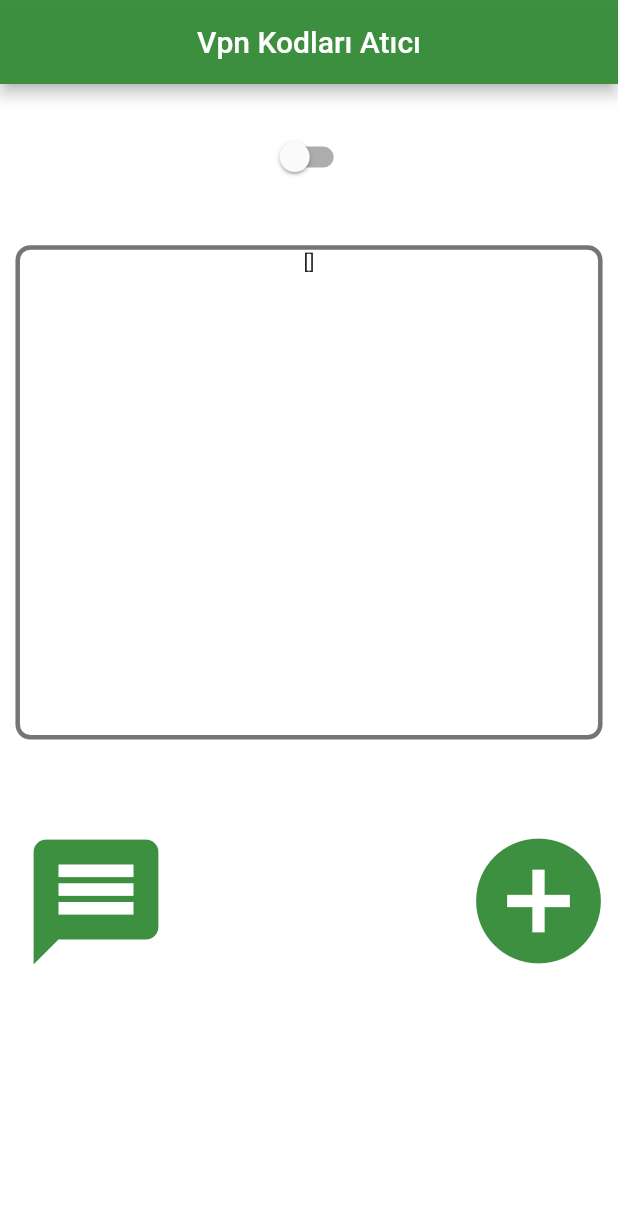
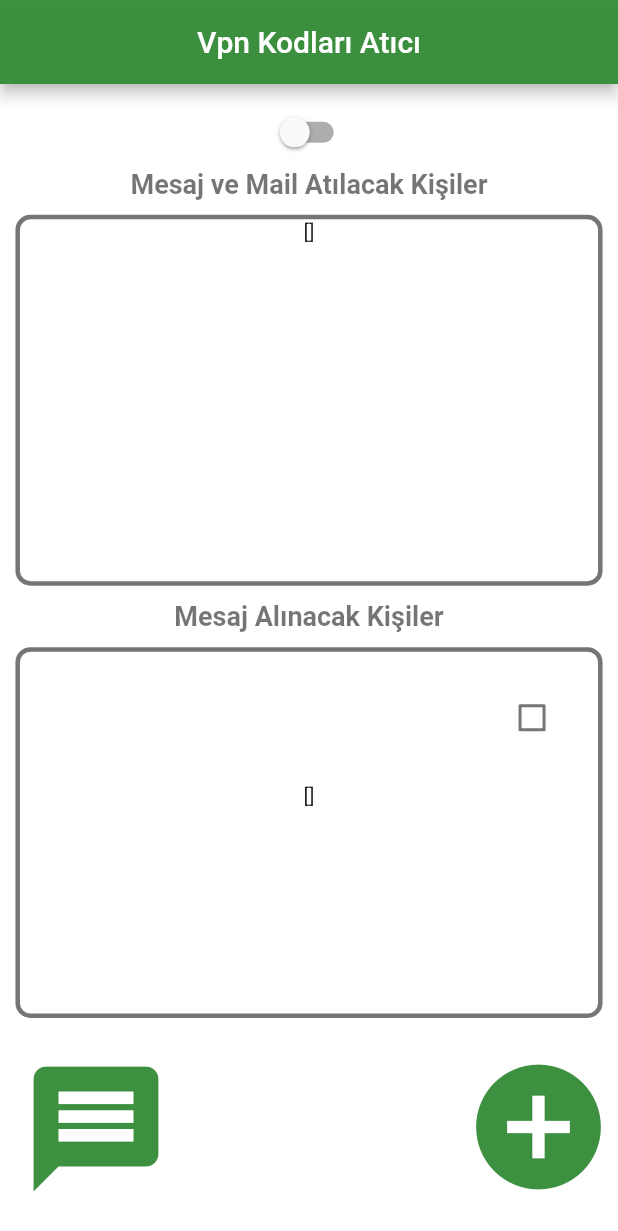
Before and after one commit to esrasubasi/tele_connect, a Flutter app: the screen it shows after launch, after a tap on the "message" icon, after a tap on "Kaydet", on a phone screen of 412 x 824 dp. Shown: the top 1231 px of the screen. Run offline on Flutter 3.47's test engine with Material 2 defaults, Android fonts, the phone set to English and light mode, and no system bars; drawn by our look-alikes of flutter_slidable; our stand-ins replace cloud_firestore, dio, firebase_core, permission_handler; missing offline and left inert: flutter_sms, readsms, sms_receiver; accounts and stored records are empty.

Commit message:
firebase_sender_list_update

```diff
--- a/lib/core/components/custom_textfield.dart
+++ b/lib/core/components/custom_textfield.dart
@@ -9,7 +9,7 @@ Widget CustomTextField({
   return TextField(
     controller: controller,
     maxLength: maxLenght,
-    keyboardType: TextInputType.phone,
+    keyboardType: keyboardType,
     decoration: InputDecoration(
       hintText: hintText,
       border: OutlineInputBorder(),
--- a/lib/core/constant/app_constant.dart
+++ b/lib/core/constant/app_constant.dart
@@ -7,4 +7,5 @@ class AppConstant {
   static const String SAVE_TEXT = "Kaydet";
   static const String PERSON_TEXT = "Kişi Ekle";
   static const String GENERAL_TITLE_TEXT = "Vpn Kodları Atıcı";
+  static const String SEND_SMS_NAME_HINT_TEXT = "Mesaj Alınacak Yerin İsmi";
 }
--- /dev/null
+++ b/lib/core/model/sender_model.dart
@@ -0,0 +1,11 @@
+class Senders {
+  final String SenderName;
+  final String SenderNumber;
+  final bool SenderSelect;
+
+  Senders({
+    required this.SenderName,
+    required this.SenderNumber,
+    this.SenderSelect = false,
+  });
+}
--- a/lib/view/general/general_view.dart
+++ b/lib/view/general/general_view.dart
@@ -7,6 +7,7 @@ import 'package:provider/provider.dart';
 import 'package:tele_connect/core/constant/app_constant.dart';
 import 'package:tele_connect/core/constant/color_constant.dart';
 import 'package:tele_connect/core/helper/route_helper.dart';
+import 'package:tele_connect/core/model/sender_model.dart';
 import 'package:tele_connect/core/provider/switch_provider.dart';
 import 'package:tele_connect/main.dart';
 import 'package:tele_connect/view/add_person/add_person_view.dart';
@@ -40,7 +41,6 @@ class _HomeState extends BaseState<Home> {
   final SMSReadViewModel readModel = SMSReadViewModel();
 
   void initState() {
-    readModel.SavedSend = savedSender;
     super.initState();
     readModel.getPermission().then((value) {
       if (value) {
@@ -53,7 +53,7 @@ class _HomeState extends BaseState<Home> {
             readModel.time = event.timeReceived.toString();
             readModel.onSmsReceived(readModel.sms);
             readModel.sendSMSMethod();
-            readModel.incrementCounter();
+            readModel.mailSender();
           });
         });
       }
@@ -80,7 +80,7 @@ class _HomeState extends BaseState<Home> {
           child: Column(
             children: [
               SizedBox(
-                height: dynamicHeight(0.03),
+                height: dynamicHeight(0.01),
               ),
               Switch(
                 value: isOn,
@@ -89,8 +89,9 @@ class _HomeState extends BaseState<Home> {
                 },
                 activeColor: ColorConstant.MAIN_COLOR_GREEN700,
               ),
-              SizedBox(
-                height: dynamicHeight(0.03),
+              Text(
+                "Mesaj ve Mail Atılacak Kişiler",
+                style: TextStyle(color: ColorConstant.MAIN_BLACK54, fontWeight: FontWeight.bold, fontSize: 18),
               ),
               StreamBuilder<QuerySnapshot>(
                 stream: viewModel.personsStream,
@@ -114,7 +115,7 @@ class _HomeState extends BaseState<Home> {
                   }).toList();
 
                   return Container(
-                    height: dynamicHeight(0.4),
+                    height: dynamicHeight(0.3),
                     width: dynamicWidth(0.95),
                     margin: const EdgeInsets.all(10.0),
                     decoration: BoxDecoration(
@@ -124,15 +125,51 @@ class _HomeState extends BaseState<Home> {
                     child: SingleChildScrollView(
                       scrollDirection: Axis.vertical,
                       child: Column(
-                        children: [for (final person in persons) PadCheckB(person), Text(recipients.toString())],
+                        children: [for (final person in persons) PadCheckBP(person), Text(recipients.toString())],
                       ),
                     ),
                   );
                 },
               ),
-              SizedBox(
-                height: dynamicHeight(0.042),
+              Text(
+                "Mesaj Alınacak Kişiler",
+                style: TextStyle(color: ColorConstant.MAIN_BLACK54, fontWeight: FontWeight.bold, fontSize: 18),
               ),
+              StreamBuilder<QuerySnapshot>(
+                  stream: viewModel.sendersStream,
+                  builder: (context, snapshot) {
+                    if (snapshot.hasError) {
+                      return Center(child: Text('Error: ${snapshot.error}'));
+                    }
+
+                    if (!snapshot.hasData) {
+                      return Center(child: CircularProgressIndicator());
+                    }
+
+                    final senders = snapshot.data!.docs.map((doc) {
+                      final data = doc.data() as Map<String, dynamic>;
+                      return Senders(
+                        SenderName: data['SenderName'],
+                        SenderNumber: data['SenderNumber'],
+                        SenderSelect: data['SenderSelect'] ?? false,
+                      );
+                    }).toList();
+                    return Container(
+                      height: dynamicHeight(0.3),
+                      width: dynamicWidth(0.95),
+                      margin: const EdgeInsets.all(10.0),
+                      decoration: BoxDecoration(
+                        borderRadius: BorderRadius.circular(10.0),
+                        border: Border.all(color: ColorConstant.MAIN_BLACK54, width: 3),
+                      ),
+                      child: SingleChildScrollView(
+                        scrollDirection: Axis.vertical,
+                        child: Column(
+                          children: [for (final sender in senders) PadCheckBS(sender), Text(sendernumbers.toString())],
+                        ),
+                      ),
+                    );
+                  }),
               SafeArea(
                 child: Row(
                   children: [
@@ -169,7 +206,7 @@ class _HomeState extends BaseState<Home> {
     );
   }
 
-  Padding PadCheckB(Person person) {
+  Padding PadCheckBP(Person person) {
     ifmethod(person);
     return Padding(
       padding: const EdgeInsets.all(8.0),
@@ -192,4 +229,28 @@ class _HomeState extends BaseState<Home> {
       ),
     );
   }
+
+  Padding PadCheckBS(Senders sender) {
+    ifmethodS(sender);
+    return Padding(
+      padding: const EdgeInsets.all(8.0),
+      child: Slidable(
+        endActionPane: ActionPane(
+          motion: const StretchMotion(),
+          children: [SlidableAction(backgroundColor: ColorConstant.MAIN_COLOR_RED, icon: Icons.delete, label: "Delete", onPressed: (context) => viewModel.deleteSender(sender.SenderName))],
+        ),
+        child: CheckboxListTile(
+          title: Text(sender.SenderName),
+          subtitle: Text(sender.SenderNumber),
+          value: sender.SenderSelect,
+          onChanged: (bool? newValue) {
+            viewModel.updateSenderSelect(sender.SenderName, newValue);
+          },
+          activeColor: ColorConstant.MAIN_COLOR_GREEN700,
+          checkColor: ColorConstant.MAIN_COLOR,
+          tileColor: ColorConstant.MAIN_COLOR,
+        ),
+      ),
+    );
+  }
 }
--- a/lib/view/general/general_view_model.dart
+++ b/lib/view/general/general_view_model.dart
@@ -4,12 +4,14 @@ import 'package:permission_handler/permission_handler.dart';
 import 'package:readsms/readsms.dart';
 import 'package:sms_receiver/sms_receiver.dart';
 import 'package:tele_connect/core/model/person_model.dart';
+import 'package:tele_connect/core/model/sender_model.dart';
 
 import '../../core/api/api.dart';
 import '../../core/model/dto_mail_request.dart';
 
 final List<String> recipients = [];
 List<String> mails = [];
+List<String> sendernumbers = [];
 
 class SMSReadViewModel {
   final plugin = Readsms();
@@ -18,11 +20,16 @@ class SMSReadViewModel {
   String time = '';
   String? textContent = 'Mesajlar bekleniyor...';
   SmsReceiver? smsReceiver;
-  String SavedSend = "";
 
 //func adı değişmeli
-  void incrementCounter() {
-    if (sender == SavedSend) {
+  void mailSender() {
+    bool check = false;
+    for (int i = 0; i < sendernumbers.length; i++) {
+      if (sendernumbers[i] == sender) {
+        check = true;
+      }
+    }
+    if (check == true) {
       //subject değişecek , cc'de de mails kullanılacak
       Api().sendEmail(DTOMailRequest(to: mails, cc: [], bcc: [], body: "<html><body><h1>$sms</h1></body></html>", subject: "test", contentType: "text/html"));
     }
@@ -63,7 +70,13 @@ class SMSReadViewModel {
   }
 
   void sendSMSMethod() async {
-    if (sender == SavedSend) {
+    bool check = false;
+    for (int i = 0; i < sendernumbers.length; i++) {
+      if (sendernumbers[i] == sender) {
+        check = true;
+      }
+    }
+    if (check == true) {
       await sendSMS(message: sms, recipients: recipients, sendDirect: true);
     }
   }
@@ -71,6 +84,7 @@ class SMSReadViewModel {
 
 class GeneralViewModel {
   Stream<QuerySnapshot> get personsStream => FirebaseFirestore.instance.collection('Person').snapshots();
+  Stream<QuerySnapshot> get sendersStream => FirebaseFirestore.instance.collection('Numbers').snapshots();
 
   Future<void> updatePersonSelect(String personName, bool? newValue) async {
     await FirebaseFirestore.instance.collection('Person').doc(personName).update({'PersonSelect': newValue});
@@ -78,6 +92,14 @@ class GeneralViewModel {
 
   Future<void> deletePerson(String personName) async {
     await FirebaseFirestore.instance.collection("Person").doc(personName).delete();
+  }
+
+  Future<void> updateSenderSelect(String SenderName, bool? newValue) async {
+    await FirebaseFirestore.instance.collection('Numbers').doc(SenderName).update({'SenderSelect': newValue});
+  }
+
+  Future<void> deleteSender(String SenderName) async {
+    await FirebaseFirestore.instance.collection("Numbers").doc(SenderName).delete();
   }
 }
 
@@ -98,3 +120,19 @@ void ifmethod(Person person) {
     mails.remove(person.personEmail);
   }
 }
+
+void ifmethodS(Senders sender) {
+  int counter = 0;
+  if (sender.SenderSelect == true) {
+    for (int i = 0; i < sendernumbers.length; i++) {
+      if (sendernumbers[i] == sender.SenderNumber) {
+        counter++;
+      }
+    }
+    if (counter == 0) {
+      sendernumbers.add(sender.SenderNumber);
+    }
+  } else {
+    sendernumbers.remove(sender.SenderNumber);
+  }
+}
--- a/lib/view/selectSend/select_send_view.dart
+++ b/lib/view/selectSend/select_send_view.dart
@@ -27,7 +27,7 @@ class SendApp extends StatefulWidget {
 }
 
 class _SendAppState extends BaseState<SendApp> {
-  selectSend modelsend = selectSend();
+  AddSenderViewModel modelsend = AddSenderViewModel();
 
   @override
   Widget build(BuildContext context) {
@@ -39,14 +39,19 @@ class _SendAppState extends BaseState<SendApp> {
         backgroundColor: ColorConstant.MAIN_COLOR_GREEN700,
       ),
       body: SafeArea(
+        child: SingleChildScrollView(
           child: Column(children: [
             SizedBox(
               height: dynamicHeight(0.14),
             ),
-          CustomTextField(controller: modelsend.Sender, hintText: AppConstant.SEND_SMS_HINT_TEXT, keyboardType: TextInputType.none, maxLenght: 50),
+            CustomTextField(controller: modelsend.SenderPhone, hintText: AppConstant.SEND_SMS_HINT_TEXT, keyboardType: TextInputType.phone, maxLenght: 50),
+            SizedBox(
+              height: dynamicHeight(0.04),
+            ),
+            CustomTextField(controller: modelsend.SenderName, hintText: AppConstant.SEND_SMS_NAME_HINT_TEXT, keyboardType: TextInputType.name, maxLenght: 50),
             TextButton(
               onPressed: () {
-              modelsend.selectsendonpress(context);
+                modelsend.addnew(context);
               },
               child: Container(
                 margin: EdgeInsets.symmetric(horizontal: dynamicWidth(0.27)),
@@ -68,11 +73,8 @@ class _SendAppState extends BaseState<SendApp> {
             SizedBox(
               height: dynamicHeight(0.14),
             ),
-          Text(
-            "Kayıtlı Numara: $savedSender",
-            style: TextStyle(fontSize: 18, color: ColorConstant.MAIN_BLACK54, fontWeight: FontWeight.bold),
+          ]),
         ),
-        ]),
       ),
     );
   }
--- a/lib/view/selectSend/select_send_view_model.dart
+++ b/lib/view/selectSend/select_send_view_model.dart
@@ -3,14 +3,28 @@ import 'package:flutter/material.dart';
 import '../../core/helper/route_helper.dart';
 import '../../main.dart';
 import '../general/general_view.dart';
+import 'package:cloud_firestore/cloud_firestore.dart';
 
-String savedSender = "";
+class AddSenderViewModel {
+  final TextEditingController SenderName = TextEditingController();
 
-class selectSend {
-  final TextEditingController Sender = TextEditingController();
+  final TextEditingController SenderPhone = TextEditingController();
 
-  selectsendonpress(BuildContext con) {
-    savedSender = Sender.text;
+  void addnew(BuildContext con) async {
+    String addSenderName = SenderName.text;
+    String addSenderNumber = SenderPhone.text;
+
+    await addSender(addSenderName, addSenderNumber);
+
     RouteHelper.push(con, SmsReadView());
   }
+
+  final FirebaseFirestore _firestor = FirebaseFirestore.instance;
+
+  Future<void> addSender(String name, String number) async {
+    await _firestor.collection("Numbers").doc(name).set({
+      "SenderName": name,
+      "SenderNumber": number,
+    });
+  }
 }
```
Lines whose indentation alone changed are shown as unchanged.
